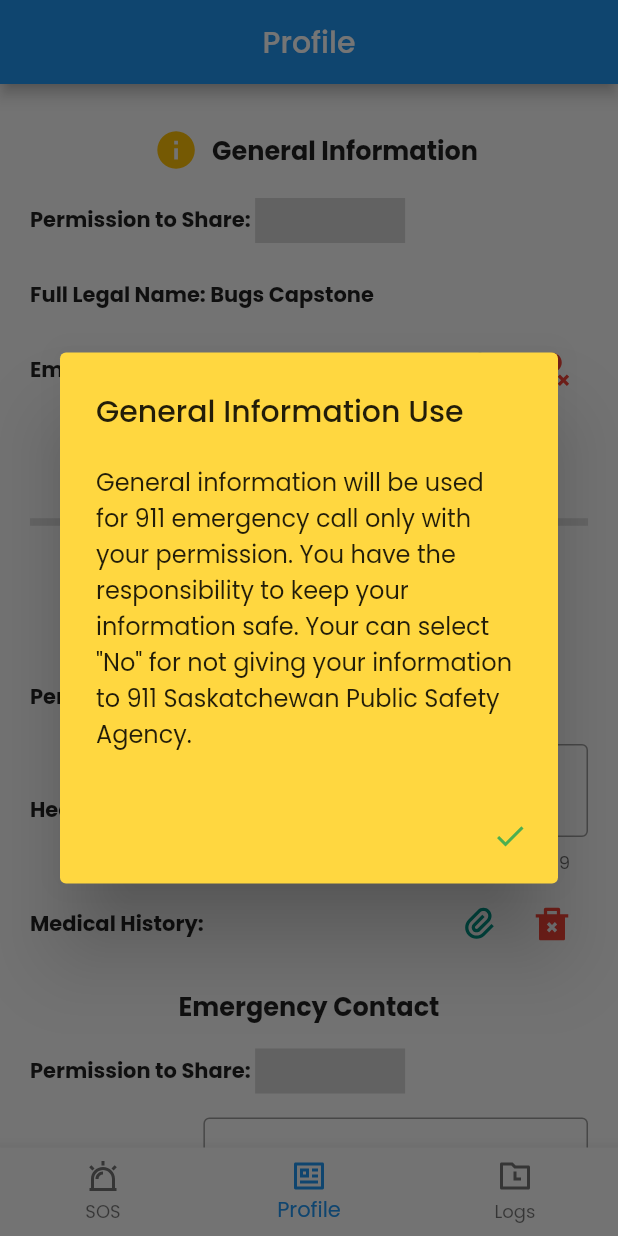
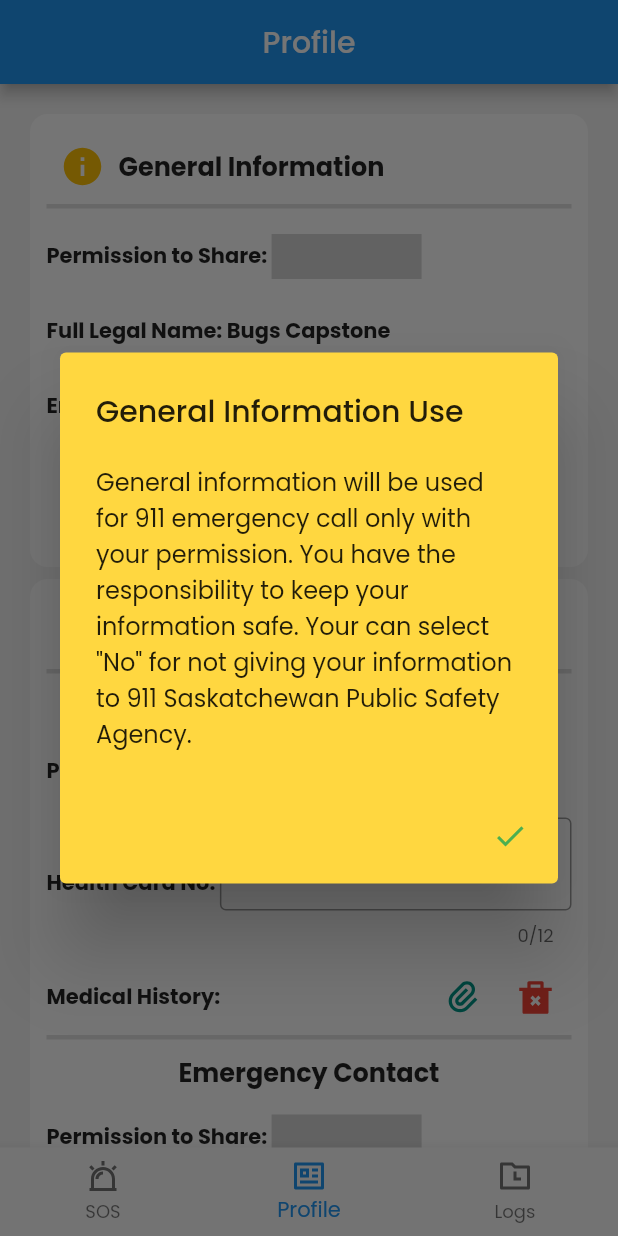
Before and after one commit to panli200/NG911, a Flutter app: the ProfilePage screen opened by its route, after a tap on an icon or button, on a phone screen of 412 x 824 dp. Run offline on Flutter 3.47's test engine with Material 2 defaults, Android fonts, the phone set to English and light mode, and no system bars; our stand-ins replace auto_route, battery, cloud_firestore, connectivity_plus, file_picker, firebase_auth and 13 more; missing offline and left inert: cryptography, dart:html, flutter_background_service, flutter_webrtc, fluttercontactpicker, google_maps and 4 more; accounts and stored records are empty.

Commit message:
Organize Page

```diff
--- a/sos_app/lib/profile_extended_pages/profile.dart
+++ b/sos_app/lib/profile_extended_pages/profile.dart
@@ -282,6 +282,7 @@ class _ProfilePageState extends State<ProfilePage> {
 
   Widget build(BuildContext context) {
     return Scaffold(
+      backgroundColor: Colors.grey[100],
       appBar: AppBar(
         title: Text("Profile"),
         centerTitle: true,
@@ -293,40 +294,58 @@ class _ProfilePageState extends State<ProfilePage> {
             child: Padding(
               padding: EdgeInsets.symmetric(horizontal: 20.0, vertical: 20.0),
               child: Column(
-                mainAxisAlignment: MainAxisAlignment.spaceBetween,
+                mainAxisAlignment: MainAxisAlignment.spaceAround,
+                crossAxisAlignment: CrossAxisAlignment.center,
                 // crossAxisAlignment: CrossAxisAlignment.stretch,
                 children: <Widget>[
-                  Row(
+/************************************************************* START OF GENERAL INFORMATION *************************************************************/
+                  Container
+                  (
+                    padding: EdgeInsets.all(10.0),
+                    decoration:
+                      BoxDecoration
+                      (
+                        shape: BoxShape.rectangle,
+                        borderRadius: BorderRadius.circular(12),
+                        color: Colors.white,
+                        border: Border.all(color: Colors.white, width: 1)),
+                    child:
+                      Column
+                      (
                         mainAxisAlignment: MainAxisAlignment.center,
-                    children: [
-                      IconButton(
-                          icon: Icon(
-                            FlutterRemix.information_fill,
-                            color: Colors.amber,
-                            size: 30,
+                        children:
+                        [
+                          Row
+                          (
+                            children:
+                            [
+                              IconButton
+                              (
+                                icon: Icon(FlutterRemix.information_fill, color: Colors.amber, size: 30, ),
+                                  onPressed: () {showGeneralDialogBox(context);}
                               ),
-                          onPressed: () {
-                            showGeneralDialogBox(context);
-                          }),
-                      Text(
-                        'General Information',
-                        style: const TextStyle(
-                          fontWeight: FontWeight.bold,
-                          fontSize: 17,
-                        ),
-                      ),
+
+                              Text('General Information', textAlign: TextAlign.center, style: const TextStyle(fontWeight: FontWeight.bold, fontSize: 17,),),
                             ],
                           ),
-                  SizedBox(
-                    height: 8.0,
+
+                          const Divider
+                          (
+                            height: 5,
+                            thickness: 3,
+                            color: Colors.black12,
                           ),
-                  Row(
-                    children: [
-                      Text(
-                        'Permission to Share: ',
-                        style: const TextStyle(fontWeight: FontWeight.bold),
-                      ),
-                      SlidingSwitchWidget(
+
+                          SizedBox( height: 16.0,),
+
+                          Row
+                          (
+                            children:
+                            [
+                              Text('Permission to Share: ',style: const TextStyle(fontWeight: FontWeight.bold),),
+
+                              SlidingSwitchWidget
+                              (
                                 choice: false,
                                 onClicked: (bool systemOverlaysAreVisible) async {
                                 sw1 = systemOverlaysAreVisible;
@@ -334,21 +353,18 @@ class _ProfilePageState extends State<ProfilePage> {
                               ),
                             ],
                           ),
-                  SizedBox(
-                    height: 24.0,
-                  ),
-                  Row(
-                    children: [
-                      Text(
-                        'Full Legal Name: ',
-                        style: const TextStyle(fontWeight: FontWeight.bold),
-                      ),
-                      Text(
-                        'Bugs Capstone ',
-                        style: const TextStyle(fontWeight: FontWeight.bold),
-                      ),
+
+                          SizedBox(height: 24.0,),  // SPACING
+
+                          Row
+                          (
+                            children:
+                            [
+                              Text('Full Legal Name: ', style: const TextStyle(fontWeight: FontWeight.bold),),
+                              Text('Bugs Capstone ', style: const TextStyle(fontWeight: FontWeight.bold),),
                             ],
                           ),
+
                           SizedBox(
                     height: 16.0,
                   ),
@@ -462,42 +478,57 @@ class _ProfilePageState extends State<ProfilePage> {
                   SizedBox(
                     height: 16.0,
                   ),
-                  const Divider(
-                    height: 10,
-                    thickness: 5,
+                        ],
                       ),
-                  SizedBox(
-                    height: 8.0,
 ),
-                  Row(
+/************************************************************* END OF GENERAL INFORMATION *************************************************************/
+
+                  SizedBox( height: 8.0,),
+
+/************************************************************* START OF MEDICAL INFORMATION *************************************************************/
+                  Container
+                  (
+                    padding: EdgeInsets.all(10.0),
+                    decoration:
+                      BoxDecoration
+                      (
+                        shape: BoxShape.rectangle,
+                        borderRadius: BorderRadius.circular(12),
+                        color: Colors.white,
+                        border: Border.all(color: Colors.white, width: 1)),
+                    child:
+                      Column
+                      (
                         mainAxisAlignment: MainAxisAlignment.center,
-                    children: [
-                      IconButton(
-                          icon: Icon(
-                            FlutterRemix.information_fill,
-                            color: Colors.amber,
-                            size: 30,
-                          ),
+                        children:
+                        [
+                          Row
+                          (
+                            children:
+                            [
+                              IconButton
+                              (
+                                icon: Icon(FlutterRemix.information_fill,color: Colors.amber, size: 30,),
                                 onPressed: () {
                                   showMedicalDialogBox(context);
-                          }),
-                      Text(
-                        'Medical Information',
-                        style: const TextStyle(
-                          fontWeight: FontWeight.bold,
-                          fontSize: 17,
+                                }
                               ),
-                      ),
+
+                              Text('Medical Information', textAlign: TextAlign.center, style: const TextStyle(fontWeight: FontWeight.bold,fontSize: 17,),),
                             ],
                           ),
-                  Text(
-                    'Personal ',
-                    textAlign: TextAlign.center,
-                    style: const TextStyle(
-                      fontWeight: FontWeight.bold,
-                      fontSize: 17,
+
+                          const Divider
+                          (
+                            height: 5,
+                            thickness: 3,
+                            color: Colors.black12,
                           ),
-                  ),
+
+                          SizedBox( height: 8.0,),
+
+                          Text('Personal ', textAlign: TextAlign.center, style: const TextStyle(fontWeight: FontWeight.bold,fontSize: 17,),),
+
                           SizedBox(
                     height: 16.0,
                   ),
@@ -527,18 +558,18 @@ class _ProfilePageState extends State<ProfilePage> {
                       Expanded(
                         child: TextFormField(
                           validator: (value) {
-                            if (value!.length >= 1 && value!.length <= 8) {
-                              return 'Please enter 9 digital';
+                            if (value!.length >= 1 && value!.length <= 11) {
+                              return 'Please enter 7-12 digits';
                             }
                             return null;
                           },
-                          maxLength: 9,
+                          maxLength: 12,
                           inputFormatters: <TextInputFormatter>[
                             FilteringTextInputFormatter.digitsOnly,
-                            LengthLimitingTextInputFormatter(9),
+                            LengthLimitingTextInputFormatter(12),
                           ],
                           decoration: const InputDecoration(
-                            labelText: '9 digital ',
+                            labelText: '7-12 Digits',
                             border: OutlineInputBorder(),
                           ),
                           keyboardType: TextInputType.number,
@@ -590,9 +621,16 @@ class _ProfilePageState extends State<ProfilePage> {
                       ),
                     ],
                   ),
-                  SizedBox(
-                    height: 18.0,
+
+                  const Divider
+                  (
+                    height: 5,
+                    thickness: 3,
+                    color: Colors.black12,
                   ),
+
+                  SizedBox( height: 8.0,),
+
                   Text(
                     'Emergency Contact',
                     textAlign: TextAlign.center,
@@ -634,18 +672,18 @@ class _ProfilePageState extends State<ProfilePage> {
                       Expanded(
                         child: TextFormField(
                           validator: (value) {
-                            if (value!.length >= 1 && value!.length <= 8) {
-                              return 'Please enter 9 digital';
+                            if (value!.length >= 1 && value!.length <= 11) {
+                              return 'Please enter 7-12 digits';
                             }
                             return null;
                           },
-                          maxLength: 9,
+                          maxLength: 12,
                           inputFormatters: <TextInputFormatter>[
                             FilteringTextInputFormatter.digitsOnly,
-                            LengthLimitingTextInputFormatter(9),
+                            LengthLimitingTextInputFormatter(12),
                           ],
                           decoration: const InputDecoration(
-                            labelText: '9 digital ',
+                            labelText: '7-12 Digits',
                             border: OutlineInputBorder(),
                           ),
                           keyboardType: TextInputType.number,
@@ -809,10 +847,15 @@ class _ProfilePageState extends State<ProfilePage> {
                       }
                     },
                     child: const Text('SAVE MEDICAL INFORMATION'),
+                  )],
                       ),
+                  ),
+/************************************************************* END OF MEDICAL INFORMATION *************************************************************/
+
                   SizedBox(
                     height: 16.0,
                   ),
+
                   const Divider(
                     height: 10,
                     thickness: 5,
--- a/sos_app/lib/services/connectionStatus.dart
+++ b/sos_app/lib/services/connectionStatus.dart
@@ -42,6 +42,4 @@ class _ConnectionStatusState extends State<ConnectionStatus>{
 
     return Text(connection);
   }
-
-
 }
```
Lines whose indentation alone changed are shown as unchanged.
